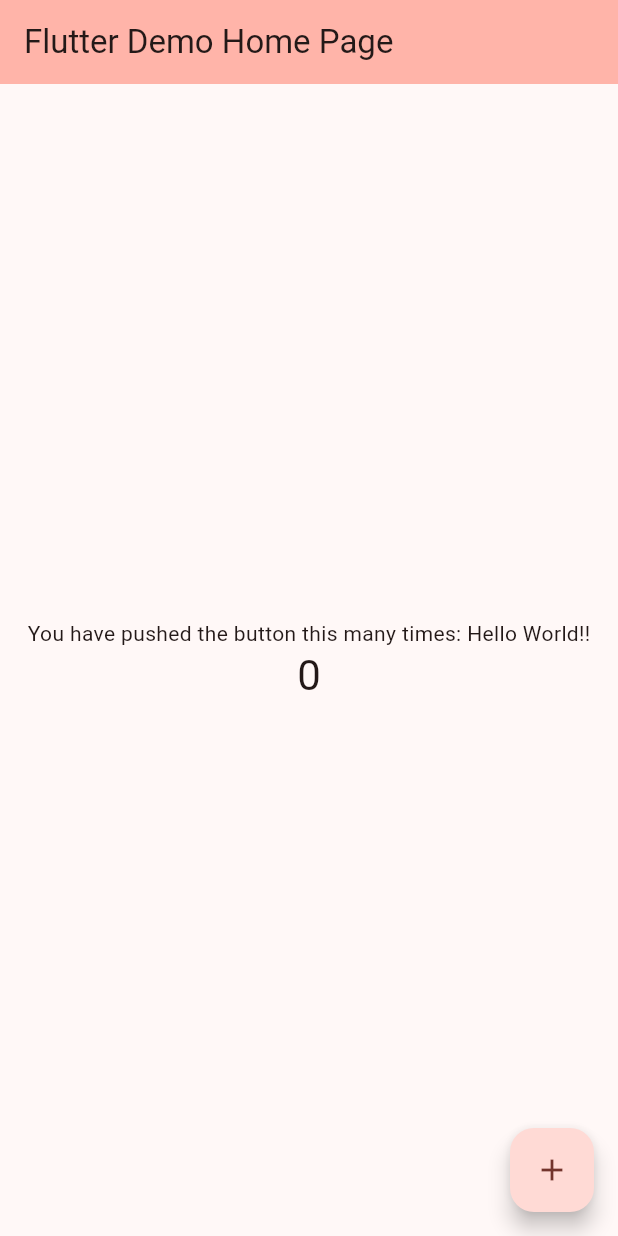
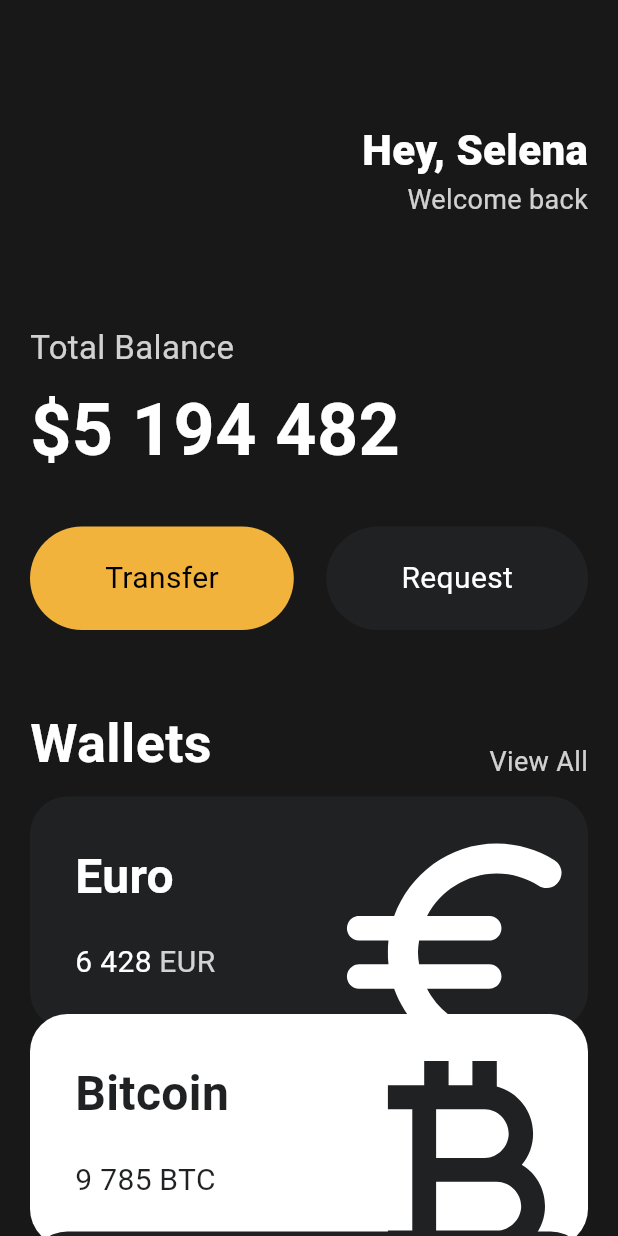
Before and after one commit to jailbk/toonflex, a Flutter app: the screen it shows after launch, on a phone screen of 412 x 824 dp. Run offline on Flutter 3.47's test engine with Material 3 defaults, Android fonts, the light colour scheme and no system bars.

Commit message:
1 created project

```diff
--- a/lib/main.dart
+++ b/lib/main.dart
@@ -1,126 +1,148 @@
 import 'package:flutter/material.dart';
+import 'package:toonflex/widgets/button.dart';
+import 'package:toonflex/widgets/currency_card.dart';
 
 void main() {
-  runApp(const MyApp());
+  runApp(App());
 }
 
-class MyApp extends StatelessWidget {
-  const MyApp({super.key});
-
-  // This widget is the root of your application.
+class App extends StatelessWidget {
   @override
   Widget build(BuildContext context) {
     return MaterialApp(
-      title: 'Flutter Demo',
-      theme: ThemeData(
-        // This is the theme of your application.
-        //
-        // TRY THIS: Try running your application with "flutter run". You'll see
-        // the application has a purple toolbar. Then, without quitting the app,
-        // try changing the seedColor in the colorScheme below to Colors.green
-        // and then invoke "hot reload" (save your changes or press the "hot
-        // reload" button in a Flutter-supported IDE, or press "r" if you used
-        // the command line to start the app).
-        //
-        // Notice that the counter didn't reset back to zero; the application
-        // state is not lost during the reload. To reset the state, use hot
-        // restart instead.
-        //
-        // This works for code too, not just values: Most code changes can be
-        // tested with just a hot reload. deepPurple
-        colorScheme: ColorScheme.fromSeed(seedColor: Colors.red),
-        useMaterial3: true,
-        //primarySwatch: Colors.blue,
+      home: Scaffold(
+        backgroundColor: const Color(0xFF181818),
+        body: SingleChildScrollView(
+          child: Padding(
+            padding: const EdgeInsets.symmetric(
+              horizontal: 20,
             ),
-      home: const MyHomePage(title: 'Flutter Demo Home Page'),
-    );
-  }
-}
-
-class MyHomePage extends StatefulWidget {
-  const MyHomePage({super.key, required this.title});
-
-  // This widget is the home page of your application. It is stateful, meaning
-  // that it has a State object (defined below) that contains fields that affect
-  // how it looks.
-
-  // This class is the configuration for the state. It holds the values (in this
-  // case the title) provided by the parent (in this case the App widget) and
-  // used by the build method of the State. Fields in a Widget subclass are
-  // always marked "final".
-
-  final String title;
-
-  @override
-  State<MyHomePage> createState() => _MyHomePageState();
-}
-
-class _MyHomePageState extends State<MyHomePage> {
-  int _counter = 0;
-
-  void _incrementCounter() {
-    setState(() {
-      // This call to setState tells the Flutter framework that something has
-      // changed in this State, which causes it to rerun the build method below
-      // so that the display can reflect the updated values. If we changed
-      // _counter without calling setState(), then the build method would not be
-      // called again, and so nothing would appear to happen.
-      _counter++;
-    });
-  }
-
-  @override
-  Widget build(BuildContext context) {
-    // This method is rerun every time setState is called, for instance as done
-    // by the _incrementCounter method above.
-    //
-    // The Flutter framework has been optimized to make rerunning build methods
-    // fast, so that you can just rebuild anything that needs updating rather
-    // than having to individually change instances of widgets.
-    return Scaffold(
-      appBar: AppBar(
-        // TRY THIS: Try changing the color here to a specific color (to
-        // Colors.amber, perhaps?) and trigger a hot reload to see the AppBar
-        // change color while the other colors stay the same.
-        backgroundColor: Theme.of(context).colorScheme.inversePrimary,
-        // Here we take the value from the MyHomePage object that was created by
-        // the App.build method, and use it to set our appbar title.
-        title: Text(widget.title),
+            child: Column(
+              crossAxisAlignment: CrossAxisAlignment.start,
+              children: [
+                const SizedBox(
+                  height: 80,
                 ),
-      body: Center(
-        // Center is a layout widget. It takes a single child and positions it
-        // in the middle of the parent.
-        child: Column(
-          // Column is also a layout widget. It takes a list of children and
-          // arranges them vertically. By default, it sizes itself to fit its
-          // children horizontally, and tries to be as tall as its parent.
-          //
-          // Column has various properties to control how it sizes itself and
-          // how it positions its children. Here we use mainAxisAlignment to
-          // center the children vertically; the main axis here is the vertical
-          // axis because Columns are vertical (the cross axis would be
-          // horizontal).
-          //
-          // TRY THIS: Invoke "debug painting" (choose the "Toggle Debug Paint"
-          // action in the IDE, or press "p" in the console), to see the
-          // wireframe for each widget.
-          mainAxisAlignment: MainAxisAlignment.center,
-          children: <Widget>[
-            const Text(
-              'You have pushed the button this many times: Hello World!!',
+                const Row(
+                  mainAxisAlignment: MainAxisAlignment.end,
+                  children: [
+                    Column(
+                      crossAxisAlignment: CrossAxisAlignment.end,
+                      children: [
+                        Text(
+                          'Hey, Selena',
+                          style: TextStyle(
+                            color: Colors.white,
+                            fontSize: 28,
+                            fontWeight: FontWeight.w800,
+                          ),
                         ),
                         Text(
-              '$_counter',
-              style: Theme.of(context).textTheme.headlineMedium,
+                          'Welcome back',
+                          style: TextStyle(
+                            color: Color.fromRGBO(255, 255, 255, 0.8),
+                            fontSize: 18,
+                          ),
+                        ),
+                      ],
+                    )
+                  ],
+                ),
+                const SizedBox(
+                  height: 70,
+                ),
+                Text(
+                  'Total Balance',
+                  style: TextStyle(
+                    fontSize: 22,
+                    color: Colors.white.withOpacity(0.8),
+                  ),
+                ),
+                const SizedBox(
+                  height: 5,
+                ),
+                const Text(
+                  '\$5 194 482',
+                  style: TextStyle(
+                    fontSize: 48,
+                    fontWeight: FontWeight.w600,
+                    color: Colors.white,
+                  ),
+                ),
+                const SizedBox(
+                  height: 30,
+                ),
+                const Row(
+                  mainAxisAlignment: MainAxisAlignment.spaceBetween,
+                  children: [
+                    Button(
+                      text: 'Transfer',
+                      bgColor: Color(0xFFF1B33B),
+                      textColor: Colors.black,
+                    ),
+                    Button(
+                      text: 'Request',
+                      bgColor: Color(0xFF1F2123),
+                      textColor: Colors.white,
+                    ),
+                  ],
+                ),
+                const SizedBox(
+                  height: 50,
+                ),
+                Row(
+                  crossAxisAlignment: CrossAxisAlignment.end,
+                  mainAxisAlignment: MainAxisAlignment.spaceBetween,
+                  children: [
+                    const Text(
+                      'Wallets',
+                      style: TextStyle(
+                        color: Colors.white,
+                        fontSize: 36,
+                        fontWeight: FontWeight.w600,
+                      ),
+                    ),
+                    Text(
+                      'View All',
+                      style: TextStyle(
+                        color: Colors.white.withOpacity(0.8),
+                        fontSize: 18,
+                      ),
+                    ),
+                  ],
+                ),
+                const SizedBox(
+                  height: 20,
+                ),
+                const CurrencyCard(
+                  name: 'Euro',
+                  code: 'EUR',
+                  amount: '6 428',
+                  icon: Icons.euro_rounded,
+                  isInverted: false,
+                  order: 1,
+                ),
+                const CurrencyCard(
+                  name: 'Bitcoin',
+                  code: 'BTC',
+                  amount: '9 785',
+                  icon: Icons.currency_bitcoin,
+                  isInverted: true,
+                  order: 2,
+                ),
+                const CurrencyCard(
+                  name: 'Dollar',
+                  code: 'USD',
+                  amount: '428',
+                  icon: Icons.attach_money_outlined,
+                  isInverted: false,
+                  order: 3,
                 ),
               ],
             ),
           ),
-      floatingActionButton: FloatingActionButton(
-        onPressed: _incrementCounter,
-        tooltip: 'Increment',
-        child: const Icon(Icons.add),
-      ), // This trailing comma makes auto-formatting nicer for build methods.
+        ),
+      ),
     );
   }
 }
--- /dev/null
+++ b/lib/widgets/button.dart
@@ -0,0 +1,37 @@
+import 'package:flutter/material.dart';
+
+class Button extends StatelessWidget {
+  final String text;
+  final Color bgColor;
+  final Color textColor;
+
+  const Button({
+    super.key,
+    required this.text,
+    required this.bgColor,
+    required this.textColor,
+  });
+
+  @override
+  Widget build(BuildContext context) {
+    return Container(
+      decoration: BoxDecoration(
+        color: bgColor,
+        borderRadius: BorderRadius.circular(45),
+      ),
+      child: Padding(
+        padding: const EdgeInsets.symmetric(
+          vertical: 20,
+          horizontal: 50,
+        ),
+        child: Text(
+          text,
+          style: TextStyle(
+            color: textColor,
+            fontSize: 20,
+          ),
+        ),
+      ),
+    );
+  }
+}
--- /dev/null
+++ b/lib/widgets/currency_card.dart
@@ -0,0 +1,95 @@
+import 'package:flutter/material.dart';
+
+class CurrencyCard extends StatelessWidget {
+  final String name, code, amount;
+  final IconData icon;
+  final bool isInverted;
+  final double order ;
+  final _blackColor = const Color(0xFF1F2123);
+  static const double _downOffset = (-10.0);
+
+  const CurrencyCard({
+    super.key,
+    required this.name,
+    required this.code,
+    required this.amount,
+    required this.icon,
+    required this.isInverted,
+    required this.order,
+  });
+
+  @override
+  Widget build(BuildContext context) {
+    return Transform.translate(
+      offset: Offset(0, order * _downOffset),
+      child: Container(
+        clipBehavior: Clip.hardEdge,
+        decoration: BoxDecoration(
+          color: isInverted ? Colors.white : _blackColor,
+          borderRadius: BorderRadius.circular(25),
+        ),
+        child: Padding(
+          padding: const EdgeInsets.all(30),
+          child: Row(
+            mainAxisAlignment: MainAxisAlignment.spaceBetween,
+            children: [
+              Column(
+                crossAxisAlignment: CrossAxisAlignment.start,
+                children: [
+                  Text(
+                    name,
+                    style: TextStyle(
+                      color: isInverted ? _blackColor : Colors.white,
+                      fontSize: 32,
+                      fontWeight: FontWeight.w600,
+                    ),
+                  ),
+                  const SizedBox(
+                    height: 20,
+                  ),
+                  Row(
+                    children: [
+                      Text(
+                        amount,
+                        style: TextStyle(
+                          color: isInverted ? _blackColor : Colors.white,
+                          fontSize: 20,
+                        ),
+                      ),
+                      const SizedBox(
+                        width: 5,
+                      ),
+                      Text(
+                        code,
+                        style: TextStyle(
+                          color: isInverted
+                              ? _blackColor
+                              : Colors.white.withOpacity(0.8),
+                          fontSize: 20,
+                        ),
+                      ),
+                    ],
+                  )
+                ],
+              ),
+              Transform.scale(
+                scale: 2.2,
+                child: Transform.translate(
+                  offset: const Offset(
+                    -5,
+                    12,
+                  ),
+                  child: Icon(
+                    icon,
+                    color: isInverted ? _blackColor : Colors.white,
+                    size: 88,
+                  ),
+                ),
+              )
+            ],
+          ),
+        ),
+      ),
+    );
+  }
+}
```
Lines whose indentation alone changed are shown as unchanged.
